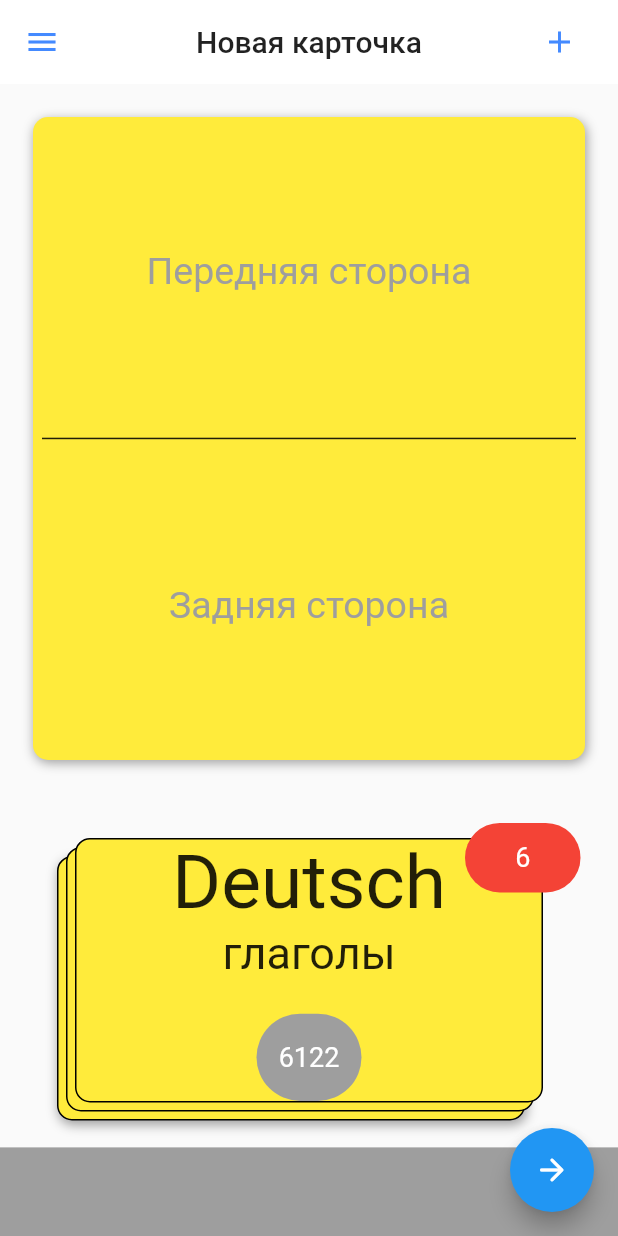
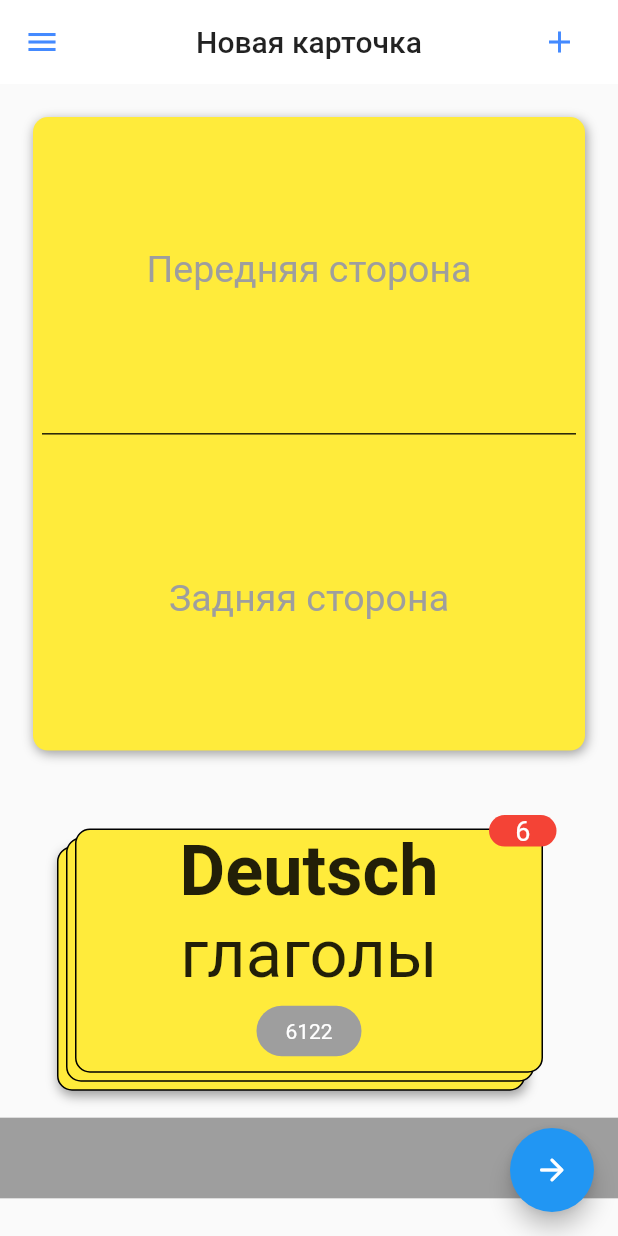
Before and after one commit to makruban/flashcardmemory, a Flutter app: the screen it shows after launch, on a phone screen of 412 x 824 dp. Run offline on Flutter 3.47's test engine with Material 2 defaults, Android fonts, the phone set to English and light mode, and no system bars.

Commit message:
before refactoring code

```diff
--- a/lib/main.dart
+++ b/lib/main.dart
@@ -22,21 +22,8 @@ class MyApp extends StatelessWidget {
 }
 
 class HomePage extends StatelessWidget {
-
   Dictionary storeOfCard = Dictionary();
-
-  void addNewCard(String firstSideText, String secondSideText) {
-    NewCard newAddCard = NewCard(
-      firstSide: firstSideText,
-      secondSide: secondSideText,
-    );
-    storeOfCard.dictionary.add(newAddCard);
-  }
-
-  @override
-  Widget build(BuildContext context) {
-    return Scaffold(
-      appBar: AppBar(
+  AppBar appBarchik = AppBar(
     elevation: 0.0,
     backgroundColor: Colors.white,
     centerTitle: true,
@@ -66,10 +53,26 @@ class HomePage extends StatelessWidget {
         ),
       ),
     ],
+  );
+
+  void addNewCard(String firstSideText, String secondSideText) {
+    NewCard newAddCard = NewCard(
+      firstSide: firstSideText,
+      secondSide: secondSideText,
+    );
+    storeOfCard.dictionary.add(newAddCard);
+  }
+
+  @override
+  Widget build(BuildContext context) {
+    return Scaffold(
+      appBar: appBarchik,
+      body: SingleChildScrollView(
+        child: HomePageBody(
+          addNewCard: addNewCard,
+          appBar: appBarchik,
+          // newDictionary: addNewCardToDictionary,
         ),
-      body: HomePageBody(
-        addNewCard: addNewCard,
-        // newDictionary: addNewCardToDictionary,
       ),
       floatingActionButton: FloatingActionButton(
         child: Icon(Icons.arrow_forward_rounded),
@@ -92,17 +95,22 @@ class HomePage extends StatelessWidget {
 
 class HomePageBody extends StatelessWidget {
   final Function addNewCard;
+  final AppBar appBar;
 
   // Function newDictionary;
-  HomePageBody({required this.addNewCard});
+  HomePageBody({required this.addNewCard, required this.appBar});
 
   @override
   Widget build(BuildContext context) {
     return Column(
+      // mainAxisSize: MainAxisSize.min,
       children: [
-        Expanded(
-          flex: 8,
-          child: Container(
+        Container(
+          height: (MediaQuery.of(context).size.height -
+                  appBar.preferredSize.height -
+                  MediaQuery.of(context).padding.top -
+                  MediaQuery.of(context).padding.bottom) *
+              0.55,
           margin: EdgeInsets.all(22.0),
           decoration: BoxDecoration(
             color: Colors.yellow,
@@ -126,12 +134,15 @@ class HomePageBody extends StatelessWidget {
             // newInputDictionary: newDictionary,
           ),
         ),
-        ),
-        Expanded(
-          flex: 4,
+        Container(
+          height: (MediaQuery.of(context).size.height -
+                  appBar.preferredSize.height -
+                  MediaQuery.of(context).padding.top -
+                  MediaQuery.of(context).padding.bottom) *
+              0.29,
           child: Stack(
             children: [
-              Container(),
+              // Container(),
               Container(
                 margin: EdgeInsets.only(
                     left: 38.0, right: 62.0, top: 42.0, bottom: 18.0),
@@ -163,39 +174,50 @@ class HomePageBody extends StatelessWidget {
                   borderRadius: BorderRadius.all(Radius.circular(10)),
                   color: Colors.yellow,
                 ),
-                child: Center(
+                child: Stack(
+                  children: [
+                    Container(
                       child: Column(
-                    mainAxisAlignment: MainAxisAlignment.spaceEvenly,
+                        // mainAxisAlignment: MainAxisAlignment.spaceEvenly,
                         children: [
                           Expanded(
+                            child: FittedBox(
                               child: Text(
                                 'Deutsch',
                                 style: TextStyle(
-                            fontSize: 50.0,
+                                  // fontSize: 50.0,
+                                  fontWeight: FontWeight.bold,
+                                ),
                               ),
                             ),
                           ),
                           Expanded(
+                            child: FittedBox(
                               child: Text(
                                 'глаголы',
                                 style: TextStyle(
-                            fontSize: 30.0,
+                                    fontSize: 5.0,
+                                    ),
                               ),
                             ),
                           ),
                           Expanded(
                             child: Container(
-                          margin: EdgeInsets.only(left: 120.0, right: 120.0),
+                              margin: EdgeInsets.symmetric(horizontal: 120, vertical: 10),
+                              // height: MediaQuery.of(context).size.height * 0.1,
                               alignment: Alignment.center,
                               decoration: BoxDecoration(
-                            borderRadius: BorderRadius.all(Radius.circular(50)),
+                                borderRadius:
+                                    BorderRadius.all(Radius.circular(50)),
                                 color: Colors.grey,
                               ),
+                              child: FittedBox(
                                 child: Text(
                                   '6122',
                                   style: TextStyle(
-                              fontSize: 18.0,
+                                    // fontSize: 28.0,
                                     color: Colors.white,
+                                  ),
                                 ),
                               ),
                             ),
@@ -203,16 +225,18 @@ class HomePageBody extends StatelessWidget {
                         ],
                       ),
                     ),
-              ),
-              Padding(
-                padding: const EdgeInsets.only(
-                    top: 20, bottom: 170, left: 310, right: 25),
+                    Positioned(
+                      // height: 20,
+                      top: -10,
+                      right: -10,
+                      width: 45.0,
                       child: Container(
                         alignment: Alignment.center,
                         decoration: BoxDecoration(
                           borderRadius: BorderRadius.all(Radius.circular(50)),
                           color: Colors.red,
                         ),
+                        child: FittedBox(
                           child: Text(
                             '6',
                             style: TextStyle(
@@ -221,15 +245,24 @@ class HomePageBody extends StatelessWidget {
                             ),
                           ),
                         ),
-              )
+                      ),
+                    ),
+                  ],
+                  // overflow: Overflow.visible,
+                  clipBehavior: Clip.none,
+                  alignment: AlignmentDirectional.topEnd,
+                ),
+              ),
             ],
           ),
         ),
-        Expanded(
-          flex: 1,
-          child: Container(
+        Container(
+          height: (MediaQuery.of(context).size.height -
+                  appBar.preferredSize.height -
+                  MediaQuery.of(context).padding.top -
+                  MediaQuery.of(context).padding.bottom) *
+              0.07,
           color: Colors.grey,
-          ),
         ),
       ],
     );
@@ -305,6 +338,9 @@ class _NewInputCardState extends State<NewInputCard> {
             endIndent: 6.0,
           ),
           TextFormField(
+            //         onTap: () => Navigator.push(context, MaterialPageRoute(builder: (context) => DictionaryList(
+            // listDictionary: storeOfCard,
+            // ),),),
             controller: _secondSideController,
             textAlign: TextAlign.center,
             style: TextStyle(
```
Lines whose indentation alone changed are shown as unchanged.
